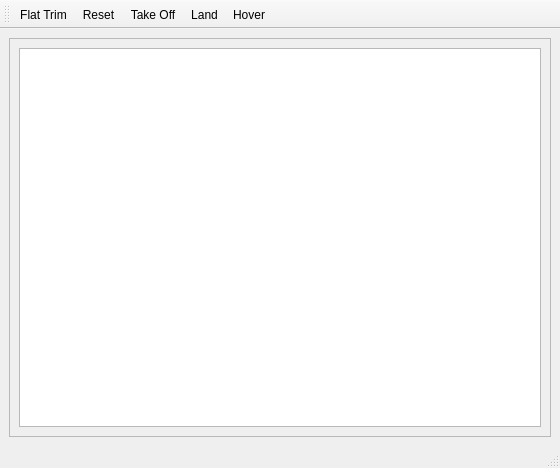
This is ardrone/qtgui/main_window.ui in rc500/ardrone_archive_aarons_laptop as Qt 5 draws it before an edit. The edited form follows.
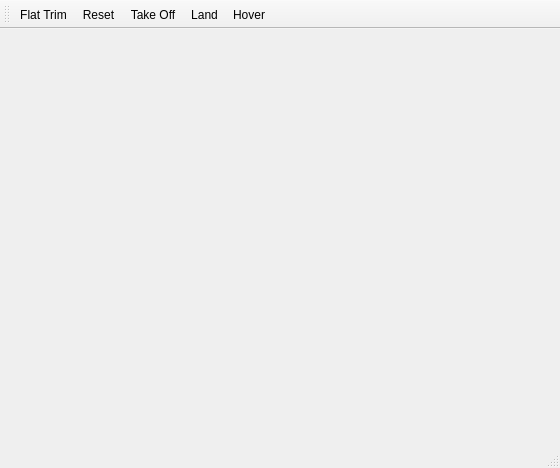
This is the edited form. Custom widgets are drawn as their Qt base class.

Commit message: qtgui: remove text box for the moment

The edit to the form file:
```diff
--- a/ardrone/qtgui/main_window.ui
+++ b/ardrone/qtgui/main_window.ui
@@ -14,30 +14,7 @@
    <string>A.R. Drone GUI Example</string>
   </property>
   <widget class="MainWidget" name="centralwidget">
-   <layout class="QVBoxLayout" name="verticalLayout">
-    <item>
-     <widget class="QScrollArea" name="scrollArea">
-      <property name="widgetResizable">
-       <bool>true</bool>
-      </property>
-      <widget class="QWidget" name="scrollAreaWidgetContents">
-       <property name="geometry">
-        <rect>
-         <x>0</x>
-         <y>0</y>
-         <width>540</width>
-         <height>360</height>
-        </rect>
-       </property>
-       <layout class="QGridLayout" name="gridLayout">
-        <item row="0" column="0">
-         <widget class="QTextEdit" name="logEdit"/>
-        </item>
-       </layout>
-      </widget>
-     </widget>
-    </item>
-   </layout>
+   <layout class="QVBoxLayout" name="verticalLayout"/>
   </widget>
   <widget class="QMenuBar" name="menubar">
    <property name="geometry">
```
Left out of the diff: 2 changed lines with no effect on the pictures.
